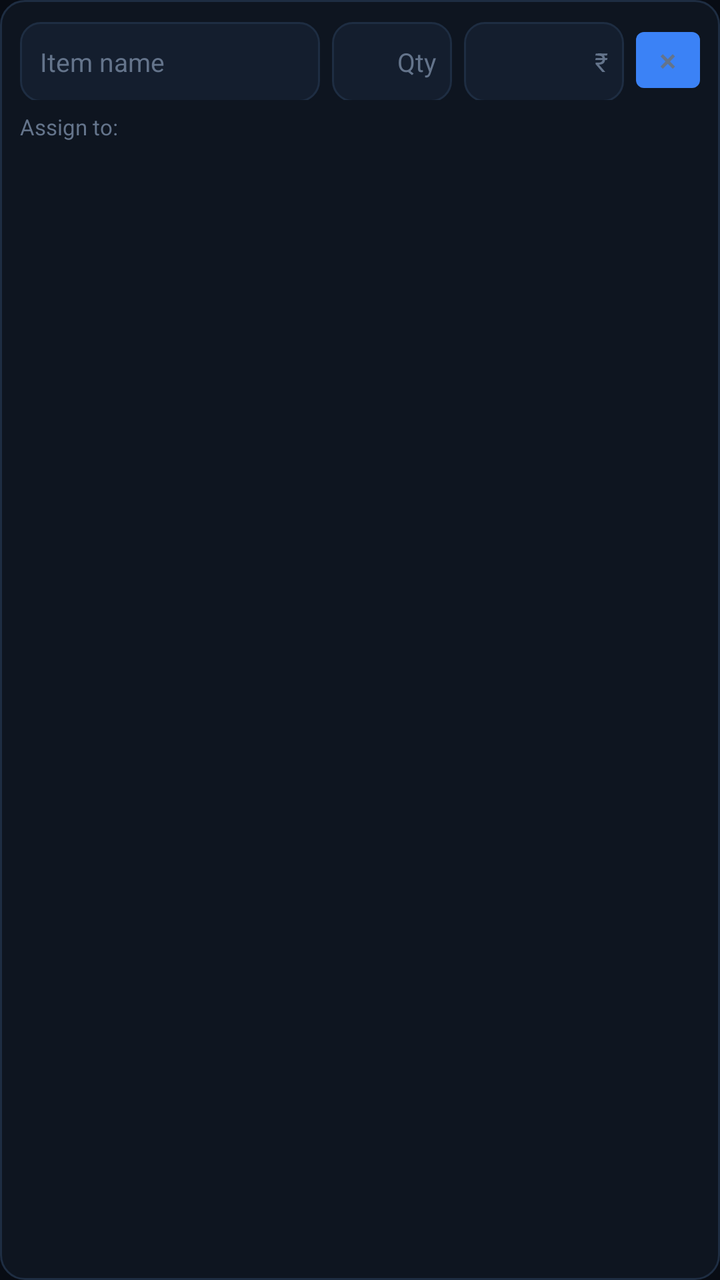
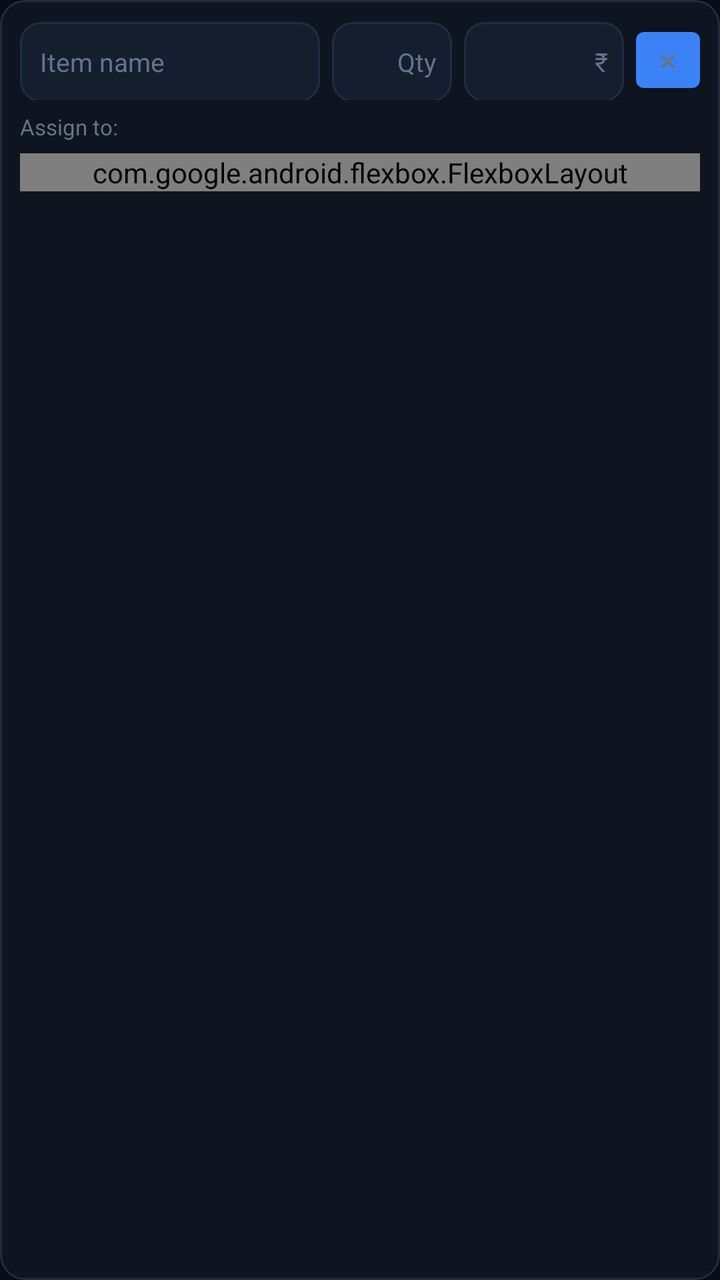

Before-and-after screenshots of an Android layout around one commit, followed by the original layout XML and the change that was made.
<!-- AndroidManifest.xml: application theme Theme.Splitr -->
<!-- res/layout/item_bill_row.xml -->
<?xml version="1.0" encoding="utf-8"?>
<LinearLayout xmlns:android="http://schemas.android.com/apk/res/android"
    android:layout_width="match_parent"
    android:layout_height="wrap_content"
    android:orientation="vertical"
    android:background="@drawable/bg_card"
    android:padding="10dp"
    android:layout_marginBottom="8dp">

    <LinearLayout
        android:layout_width="match_parent"
        android:layout_height="wrap_content"
        android:orientation="horizontal"
        android:layout_marginBottom="6dp">

        <EditText
            android:id="@+id/etBillItemName"
            android:layout_width="0dp"
            android:layout_height="40dp"
            android:layout_weight="2"
            android:background="@drawable/bg_input"
            android:paddingHorizontal="10dp"
            android:hint="Item name"
            android:textColor="@color/text"
            android:textColorHint="@color/muted"
            android:textSize="13sp"
            android:singleLine="true"
            android:layout_marginEnd="6dp"/>

        <EditText
            android:id="@+id/etBillItemQty"
            android:layout_width="60dp"
            android:layout_height="40dp"
            android:background="@drawable/bg_input"
            android:paddingHorizontal="8dp"
            android:hint="Qty"
            android:textColor="@color/text"
            android:textColorHint="@color/muted"
            android:textSize="13sp"
            android:inputType="number"
            android:textAlignment="textEnd"
            android:layout_marginEnd="6dp"/>

        <EditText
            android:id="@+id/etBillItemPrice"
            android:layout_width="80dp"
            android:layout_height="40dp"
            android:background="@drawable/bg_input"
            android:paddingHorizontal="8dp"
            android:hint="₹"
            android:textColor="@color/text"
            android:textColorHint="@color/muted"
            android:textSize="13sp"
            android:inputType="numberDecimal"
            android:textAlignment="textEnd"
            android:layout_marginEnd="6dp"/>

        <Button
            android:id="@+id/btnDeleteBillItem"
            android:layout_width="32dp"
            android:layout_height="40dp"
            android:text="×"
            android:textColor="@color/muted"
            android:textSize="16sp"
            android:background="@null"
            android:padding="0dp"/>
    </LinearLayout>

    <TextView
        android:layout_width="wrap_content"
        android:layout_height="wrap_content"
        android:text="Assign to:"
        android:textColor="@color/muted"
        android:textSize="11sp"
        android:layout_marginBottom="4dp"/>

    
    <LinearLayout
        android:id="@+id/llBillAssign"
        android:layout_width="match_parent"
        android:layout_height="wrap_content"
        android:orientation="horizontal"/>

</LinearLayout>
<!-- resources referenced by this layout -->
<resources>
  <color name="muted">#64748B</color>
  <color name="text">#E2E8F0</color>
  <!-- drawable bg_card (drawable) -->
  <?xml version="1.0" encoding="utf-8"?>
  <shape xmlns:android="http://schemas.android.com/apk/res/android">
      <solid android:color="@color/surface" />
      <corners android:radius="12dp" />
      <stroke android:width="1dp" android:color="@color/border" />
  </shape>
  <!-- drawable bg_input (drawable) -->
  <?xml version="1.0" encoding="utf-8"?>
  <shape xmlns:android="http://schemas.android.com/apk/res/android">
      <solid android:color="@color/surface2" />
      <corners android:radius="10dp" />
      <stroke android:width="1dp" android:color="@color/border" />
  </shape>
  <style name="Theme.Splitr" parent="Theme.MaterialComponents.DayNight.NoActionBar">
          <item name="colorPrimary">@color/blue</item>
          <item name="colorPrimaryVariant">@color/blue_dark</item>
          <item name="colorOnPrimary">@color/white</item>
          <item name="colorSecondary">@color/blue_bright</item>
          <item name="colorSurface">@color/surface</item>
          <item name="colorOnSurface">@color/text</item>
          <item name="android:windowBackground">@color/bg</item>
          <item name="android:statusBarColor">@color/bg</item>
          <item name="android:navigationBarColor">@color/surface</item>
          <item name="android:windowLightStatusBar">false</item>
          <item name="android:textColor">@color/text</item>
      </style>
  <color name="surface">#0E1520</color>
  <color name="border">#1E2D42</color>
  <color name="surface2">#141E2E</color>
  <color name="blue">#3B82F6</color>
  <color name="blue_dark">#1D4ED8</color>
  <color name="white">#FFFFFF</color>
  <color name="blue_bright">#60A5FA</color>
  <color name="bg">#080C14</color>
</resources>

<!-- the commit's change to res/layout/item_bill_row.xml (unified diff, before → after) -->
@@ -72,13 +72,17 @@
         android:text="Assign to:"
         android:textColor="@color/muted"
         android:textSize="11sp"
-        android:layout_marginBottom="4dp"/>
+        android:layout_marginBottom="6dp"/>
 
     
-    <LinearLayout
+    <com.google.android.flexbox.FlexboxLayout
         android:id="@+id/llBillAssign"
         android:layout_width="match_parent"
         android:layout_height="wrap_content"
-        android:orientation="horizontal"/>
+        app:flexWrap="wrap"
+        app:flexDirection="row"
+        app:alignItems="flex_start"
+        app:justifyContent="flex_start"
+        xmlns:app="http://schemas.android.com/apk/res-auto"/>
 
 </LinearLayout>
